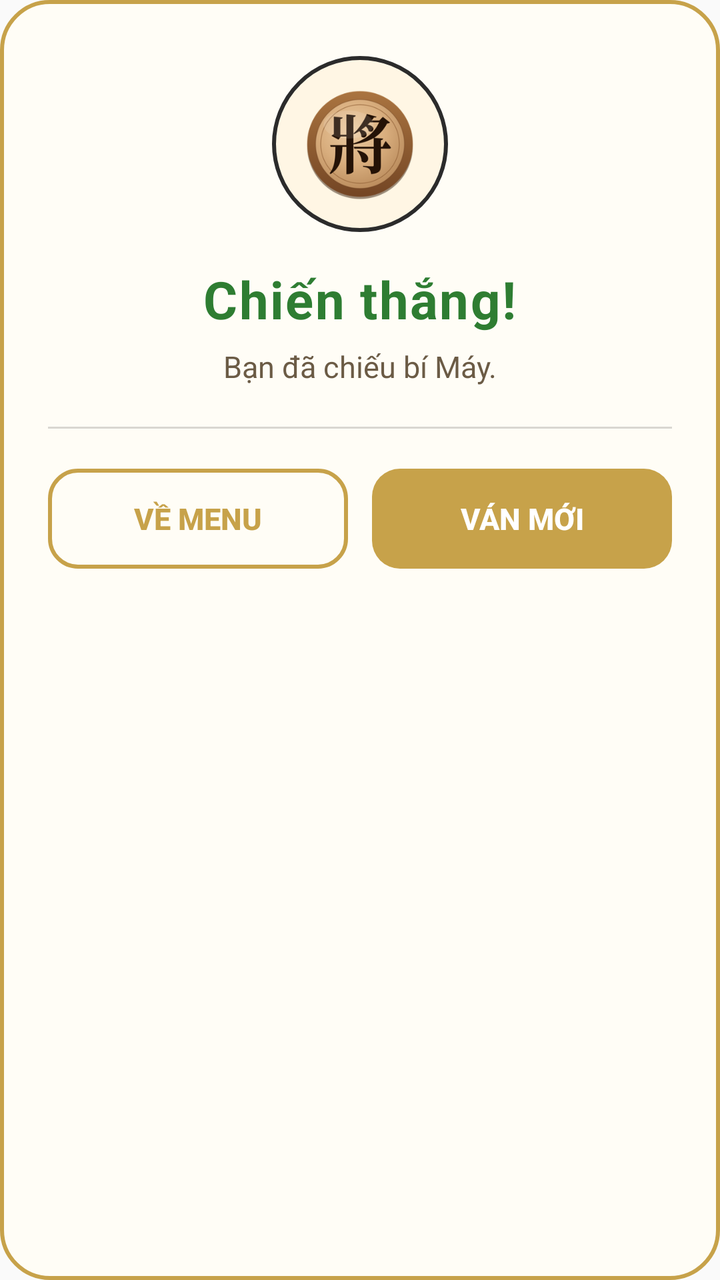
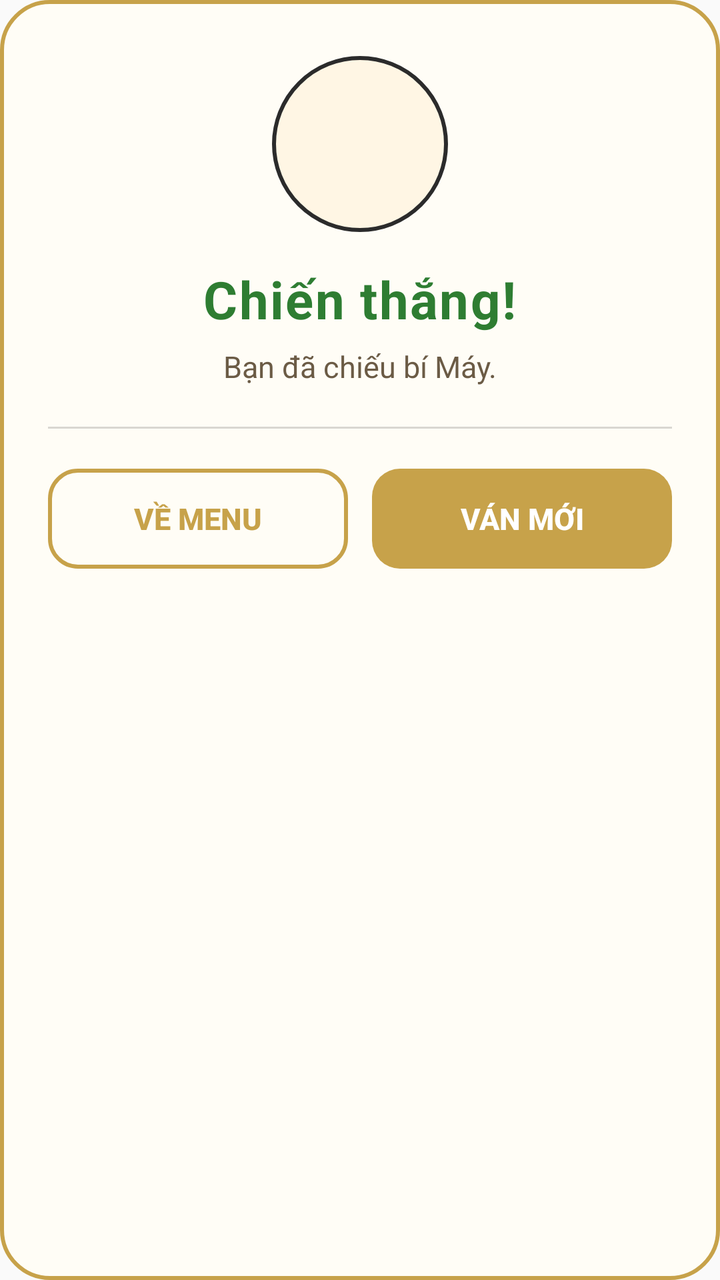

The first picture is an Android layout as it rendered before a commit; the second is the same layout after the commit. The layout source and the unified diff follow.
<!-- AndroidManifest.xml: application theme AppTheme -->
<!-- res/layout/dialog_result.xml -->
<LinearLayout xmlns:android="http://schemas.android.com/apk/res/android"
    xmlns:tools="http://schemas.android.com/tools"
    android:layout_width="match_parent"
    android:layout_height="wrap_content"
    android:background="@drawable/bg_result_card"
    android:gravity="center_horizontal"
    android:orientation="vertical"
    android:paddingStart="24dp"
    android:paddingTop="28dp"
    android:paddingEnd="24dp"
    android:paddingBottom="20dp">

    <ImageView
        android:id="@+id/result_avatar"
        android:layout_width="88dp"
        android:layout_height="88dp"
        android:background="@drawable/bg_avatar_black"
        android:padding="8dp"
        android:src="@drawable/black_tuong"
        tools:ignore="ContentDescription" />

    <TextView
        android:id="@+id/result_title"
        android:layout_width="wrap_content"
        android:layout_height="wrap_content"
        android:layout_marginTop="16dp"
        android:letterSpacing="0.03"
        android:text="@string/result_win_title"
        android:textColor="@color/resultWin"
        android:textSize="26sp"
        android:textStyle="bold" />

    <TextView
        android:id="@+id/result_message"
        android:layout_width="match_parent"
        android:layout_height="wrap_content"
        android:layout_marginTop="6dp"
        android:gravity="center"
        android:text="@string/result_win_checkmate"
        android:textColor="@color/textMuted"
        android:textSize="15sp" />

    <View
        android:layout_width="match_parent"
        android:layout_height="1dp"
        android:layout_marginTop="20dp"
        android:background="@color/cardStroke" />

    <LinearLayout
        android:layout_width="match_parent"
        android:layout_height="wrap_content"
        android:layout_marginTop="20dp"
        android:orientation="horizontal">

        <Button
            android:id="@+id/result_menu"
            android:layout_width="0dp"
            android:layout_height="50dp"
            android:layout_weight="1"
            android:background="@drawable/bg_button_ghost"
            android:stateListAnimator="@null"
            android:text="@string/result_menu"
            android:textColor="@color/gold"
            android:textSize="15sp"
            android:textStyle="bold"
            tools:ignore="ButtonStyle" />

        <Button
            android:id="@+id/result_new"
            android:layout_width="0dp"
            android:layout_height="50dp"
            android:layout_marginStart="12dp"
            android:layout_weight="1"
            android:background="@drawable/bg_button_gold"
            android:stateListAnimator="@null"
            android:text="@string/result_new_game"
            android:textColor="#FFFFFF"
            android:textSize="15sp"
            android:textStyle="bold"
            tools:ignore="ButtonStyle" />
    </LinearLayout>

</LinearLayout>
<!-- resources referenced by this layout -->
<resources>
  <color name="cardStroke">#26000000</color>
  <color name="gold">#C7A24A</color>
  <color name="resultWin">#2E7D32</color>
  <color name="textMuted">#6B5B45</color>
  <!-- drawable bg_avatar_black (drawable) -->
  <?xml version="1.0" encoding="utf-8"?>
  <shape xmlns:android="http://schemas.android.com/apk/res/android"
      android:shape="oval">
      <solid android:color="@color/avatarFill" />
      <stroke
          android:width="2dp"
          android:color="@color/sideBlack" />
  </shape>
  <!-- drawable bg_button_ghost (drawable) -->
  <?xml version="1.0" encoding="utf-8"?>
  <ripple xmlns:android="http://schemas.android.com/apk/res/android"
      android:color="@color/rippleGold">
      <item>
          <shape android:shape="rectangle">
              <solid android:color="@android:color/transparent" />
              <stroke
                  android:width="2dp"
                  android:color="@color/gold" />
              <corners android:radius="14dp" />
          </shape>
      </item>
  </ripple>
  <!-- drawable bg_button_gold (drawable) -->
  <?xml version="1.0" encoding="utf-8"?>
  <ripple xmlns:android="http://schemas.android.com/apk/res/android"
      android:color="@color/rippleLight">
      <item>
          <shape android:shape="rectangle">
              <solid android:color="@color/gold" />
              <corners android:radius="14dp" />
          </shape>
      </item>
  </ripple>
  <!-- drawable bg_result_card (drawable) -->
  <?xml version="1.0" encoding="utf-8"?>
  <shape xmlns:android="http://schemas.android.com/apk/res/android"
      android:shape="rectangle">
      <solid android:color="@color/cardActive" />
      <stroke
          android:width="2dp"
          android:color="@color/gold" />
      <corners android:radius="24dp" />
  </shape>
  <!-- drawable black_tuong: png bitmap (drawable-nodpi, 39615 bytes) -->
  <string name="result_menu">Về menu</string>
  <string name="result_new_game">Ván mới</string>
  <string name="result_win_checkmate">Bạn đã chiếu bí Máy.</string>
  <string name="result_win_title">Chiến thắng!</string>
  <style name="AppTheme" parent="Theme.AppCompat.Light.NoActionBar">
          <item name="colorPrimary">@color/colorPrimary</item>
          <item name="colorPrimaryDark">@color/colorPrimaryDark</item>
          <item name="colorAccent">@color/colorAccent</item>
      </style>
  <color name="avatarFill">#FFF6E4</color>
  <color name="sideBlack">#2B2B2B</color>
  <color name="rippleGold">#33C7A24A</color>
  <color name="rippleLight">#55FFFFFF</color>
  <color name="cardActive">#FFFDF6</color>
  <color name="colorPrimary">#3F51B5</color>
  <color name="colorPrimaryDark">#303F9F</color>
  <color name="colorAccent">#FF4081</color>
</resources>

<!-- the commit's change to res/layout/dialog_result.xml (unified diff, before → after) -->
@@ -16,7 +16,6 @@
         android:layout_height="88dp"
         android:background="@drawable/bg_avatar_black"
         android:padding="8dp"
-        android:src="@drawable/black_tuong"
         tools:ignore="ContentDescription" />
 
     <TextView
<!-- resource entries referenced after the edit -->
@@ -48,7 +48,6 @@
           android:color="@color/gold" />
       <corners android:radius="24dp" />
   </shape>
-  <!-- drawable black_tuong: png bitmap (drawable-nodpi, 39615 bytes) -->
   <string name="result_menu">Về menu</string>
   <string name="result_new_game">Ván mới</string>
   <string name="result_win_checkmate">Bạn đã chiếu bí Máy.</string>
